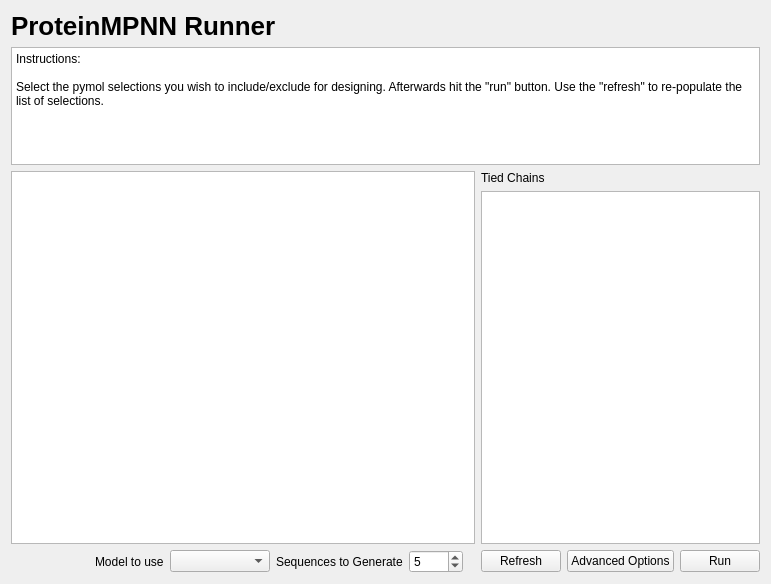
This is cbr/mpnn/visual/MpnnRunner.ui in TUM-CBR/pymol-plugins as Qt 5 draws it before an edit. The edited form follows.
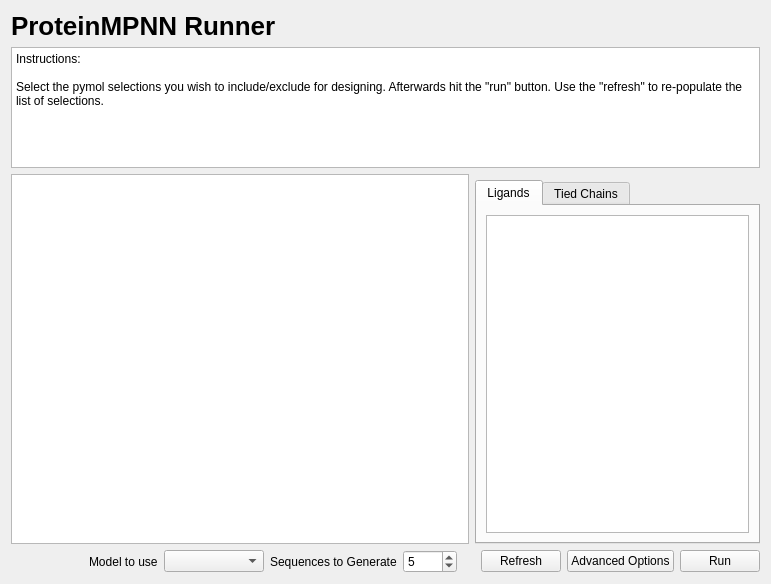
This is the edited form.

Commit message: Proposed ligand selector for LigandMPNN

```diff
--- a/cbr/mpnn/visual/MpnnRunner.ui
+++ b/cbr/mpnn/visual/MpnnRunner.ui
@@ -13,14 +13,18 @@
   <property name="windowTitle">
    <string>Form</string>
   </property>
-  <layout class="QGridLayout" name="gridLayout" rowstretch="0,1,0,3,0,0" columnstretch="1,0,0,0,0,0,0,0,0,0" rowminimumheight="0,0,0,0,0,0">
-   <item row="3" column="7" colspan="3">
-    <widget class="QTableView" name="tiedPositionsTable"/>
+  <layout class="QGridLayout" name="gridLayout" rowstretch="0,1,0,3,0,0" columnstretch="1,0,0,0,0,0,0,0,0,0,0" rowminimumheight="0,0,0,0,0,0">
+   <item row="5" column="9">
+    <widget class="QPushButton" name="advancedOptionsButton">
+     <property name="text">
+      <string>Advanced Options</string>
+     </property>
+    </widget>
    </item>
-   <item row="5" column="3">
-    <widget class="QLabel" name="label_2">
+   <item row="5" column="1">
+    <widget class="QLabel" name="label_4">
      <property name="text">
-      <string>Sequences to Generate</string>
+      <string>Model to use</string>
      </property>
     </widget>
    </item>
@@ -35,17 +39,10 @@
      </property>
     </widget>
    </item>
-   <item row="5" column="8">
-    <widget class="QPushButton" name="advancedOptionsButton">
-     <property name="text">
-      <string>Advanced Options</string>
-     </property>
-    </widget>
-   </item>
    <item row="5" column="0">
     <spacer name="horizontalSpacer">
      <property name="orientation">
-      <enum>Qt::Horizontal</enum>
+      <enum>Qt::Orientation::Horizontal</enum>
      </property>
      <property name="sizeHint" stdset="0">
       <size>
@@ -55,14 +52,34 @@
      </property>
     </spacer>
    </item>
-   <item row="5" column="7">
+   <item row="5" column="8">
     <widget class="QPushButton" name="refreshButton">
      <property name="text">
       <string>Refresh</string>
      </property>
     </widget>
    </item>
-   <item row="1" column="0" colspan="10">
+   <item row="5" column="3">
+    <widget class="QLabel" name="label_2">
+     <property name="text">
+      <string>Sequences to Generate</string>
+     </property>
+    </widget>
+   </item>
+   <item row="5" column="4">
+    <widget class="QSpinBox" name="numSequencesSpinBox">
+     <property name="minimum">
+      <number>1</number>
+     </property>
+     <property name="maximum">
+      <number>9999</number>
+     </property>
+     <property name="value">
+      <number>5</number>
+     </property>
+    </widget>
+   </item>
+   <item row="1" column="0" colspan="11">
     <widget class="QPlainTextEdit" name="plainTextEdit">
      <property name="readOnly">
       <bool>true</bool>
@@ -74,12 +91,8 @@
      </property>
     </widget>
    </item>
-   <item row="2" column="7">
-    <widget class="QLabel" name="label_3">
-     <property name="text">
-      <string>Tied Chains</string>
-     </property>
-    </widget>
+   <item row="2" column="0" rowspan="2" colspan="7">
+    <widget class="QTableView" name="selectionsTable"/>
    </item>
    <item row="5" column="2">
     <widget class="QComboBox" name="modelComboBox">
@@ -91,34 +104,38 @@
      </property>
     </widget>
    </item>
-   <item row="5" column="9">
+   <item row="5" column="10">
     <widget class="QPushButton" name="runButton">
      <property name="text">
       <string>Run</string>
      </property>
     </widget>
    </item>
-   <item row="5" column="4">
-    <widget class="QSpinBox" name="numSequencesSpinBox">
-     <property name="minimum">
-      <number>1</number>
+   <item row="3" column="7" colspan="4">
+    <widget class="QTabWidget" name="tabWidget">
+     <property name="currentIndex">
+      <number>0</number>
      </property>
-     <property name="maximum">
-      <number>9999</number>
-     </property>
-     <property name="value">
-      <number>5</number>
-     </property>
-    </widget>
-   </item>
-   <item row="2" column="0" rowspan="2" colspan="7">
-    <widget class="QTableView" name="selectionsTable"/>
-   </item>
-   <item row="5" column="1">
-    <widget class="QLabel" name="label_4">
-     <property name="text">
-      <string>Model to use</string>
-     </property>
+     <widget class="QWidget" name="tab">
+      <attribute name="title">
+       <string>Ligands</string>
+      </attribute>
+      <layout class="QGridLayout" name="gridLayout_3">
+       <item row="0" column="0">
+        <widget class="QTableView" name="ligandsTable"/>
+       </item>
+      </layout>
+     </widget>
+     <widget class="QWidget" name="tab2">
+      <attribute name="title">
+       <string>Tied Chains</string>
+      </attribute>
+      <layout class="QGridLayout" name="gridLayout_2">
+       <item row="0" column="0">
+        <widget class="QTableView" name="tiedPositionsTable"/>
+       </item>
+      </layout>
+     </widget>
     </widget>
    </item>
   </layout>
```
The commit also changes 4 other files.
